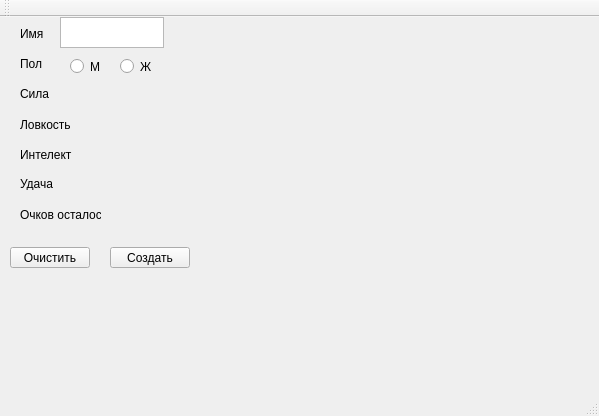
Qt form mainwindow.ui (crja73/qt_game) before a commit.
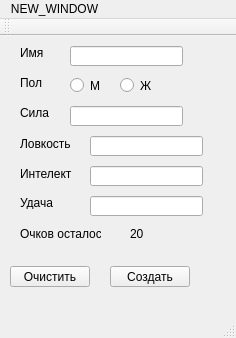
The same form after that commit.

```diff
--- a/mainwindow.ui
+++ b/mainwindow.ui
@@ -6,8 +6,8 @@
    <rect>
     <x>0</x>
     <y>0</y>
-    <width>599</width>
-    <height>416</height>
+    <width>236</width>
+    <height>338</height>
    </rect>
   </property>
   <property name="windowTitle">
@@ -157,14 +157,83 @@
      <string>Ж</string>
     </property>
    </widget>
-   <widget class="QTextEdit" name="textEdit">
+   <widget class="QLineEdit" name="name">
     <property name="geometry">
      <rect>
-      <x>60</x>
-      <y>0</y>
-      <width>104</width>
-      <height>31</height>
+      <x>70</x>
+      <y>10</y>
+      <width>113</width>
+      <height>20</height>
      </rect>
+    </property>
+    <property name="maxLength">
+     <number>20</number>
+    </property>
+   </widget>
+   <widget class="QLineEdit" name="power">
+    <property name="geometry">
+     <rect>
+      <x>70</x>
+      <y>70</y>
+      <width>113</width>
+      <height>20</height>
+     </rect>
+    </property>
+   </widget>
+   <widget class="QLineEdit" name="dexterity">
+    <property name="geometry">
+     <rect>
+      <x>90</x>
+      <y>100</y>
+      <width>113</width>
+      <height>20</height>
+     </rect>
+    </property>
+   </widget>
+   <widget class="QLineEdit" name="intelligence">
+    <property name="geometry">
+     <rect>
+      <x>90</x>
+      <y>130</y>
+      <width>113</width>
+      <height>20</height>
+     </rect>
+    </property>
+   </widget>
+   <widget class="QLineEdit" name="luck">
+    <property name="geometry">
+     <rect>
+      <x>90</x>
+      <y>160</y>
+      <width>113</width>
+      <height>20</height>
+     </rect>
+    </property>
+   </widget>
+   <widget class="QLabel" name="point_label">
+    <property name="geometry">
+     <rect>
+      <x>130</x>
+      <y>190</y>
+      <width>81</width>
+      <height>16</height>
+     </rect>
+    </property>
+    <property name="text">
+     <string>20</string>
+    </property>
+   </widget>
+   <widget class="QLabel" name="erro_label">
+    <property name="geometry">
+     <rect>
+      <x>10</x>
+      <y>260</y>
+      <width>221</width>
+      <height>16</height>
+     </rect>
+    </property>
+    <property name="text">
+     <string/>
     </property>
    </widget>
   </widget>
@@ -173,10 +242,16 @@
     <rect>
      <x>0</x>
      <y>0</y>
-     <width>599</width>
-     <height>20</height>
+     <width>236</width>
+     <height>21</height>
     </rect>
    </property>
+   <widget class="QMenu" name="menuNEW_WINDOW">
+    <property name="title">
+     <string>NEW_WINDOW</string>
+    </property>
+   </widget>
+   <addaction name="menuNEW_WINDOW"/>
   </widget>
   <widget class="QToolBar" name="mainToolBar">
    <attribute name="toolBarArea">
```
Left out of the diff: 8 changed lines with no effect on the pictures.
